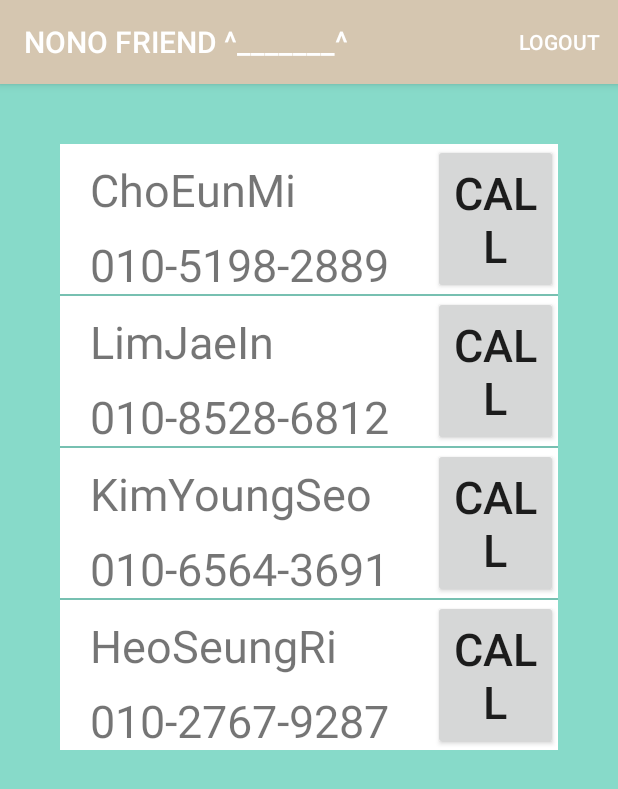
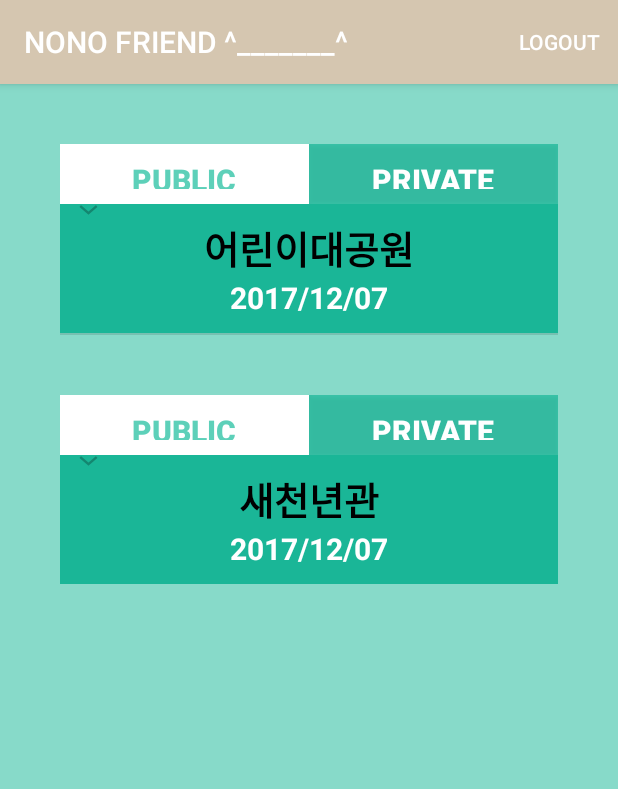
Before and after one commit to limjaein/NNFriends, an Android app: the FriendActivity screen opened directly, with no data from a screen before it, on a phone screen of 412 x 824 dp. Shown: the top 789 px of the screen. Run offline under Robolectric (Android 15) with nearby library versions, the phone set to English and light mode, and no system bars; Roboto replaces fonts that are not available here.

Commit message:
friend 탭 구성

```diff
--- a/app/src/main/java/com/android/project/nnfriends_/CallAdapter.java
+++ /dev/null
@@ -1,86 +0,0 @@
-package com.android.project.nnfriends_;
-
-import android.app.Activity;
-import android.content.Context;
-import android.content.Intent;
-import android.content.pm.PackageManager;
-import android.net.Uri;
-import android.support.v4.app.ActivityCompat;
-import android.view.LayoutInflater;
-import android.view.View;
-import android.view.ViewGroup;
-import android.widget.BaseAdapter;
-import android.widget.Button;
-import android.widget.TextView;
-
-import com.android.project.nnfriends_.Classes.Call;
-
-import java.util.ArrayList;
-
-/**
- * Created by 조은미 on 2017-11-03.
- */
-
-public class CallAdapter extends BaseAdapter {
-
-    private ArrayList<Call> mCall = new ArrayList<>();
-    private Activity activity;
-
-    public CallAdapter(Activity activity, ArrayList<Call> mCall) {
-        this.activity = activity;
-        this.mCall = mCall;
-    }
-
-    @Override
-    public int getCount() {
-        return mCall.size();
-    }
-
-    @Override
-    public Call getItem(int i) {
-        return mCall.get(i);
-    }
-
-    @Override
-    public long getItemId(int i) {
-        return 0;
-    }
-
-    @Override
-    public View getView(int i, final View convertView, ViewGroup viewGroup) {
-        final Context context = viewGroup.getContext();
-        View view = convertView;
-        if (view == null) {
-            LayoutInflater inflater = (LayoutInflater) context.getSystemService(Context.LAYOUT_INFLATER_SERVICE);
-            view = inflater.inflate(R.layout.call_listview, null);
-        }
-
-        final Call call = mCall.get(i);
-
-        TextView nameView = (TextView) view.findViewById(R.id.NameView);
-        TextView phoneView = (TextView) view.findViewById(R.id.PhoneView);
-        Button callBtn = (Button) view.findViewById(R.id.CallBtn);
-
-        nameView.setText(call.getName());
-        phoneView.setText(call.getPhoneNum());
-        callBtn.setOnClickListener(new View.OnClickListener() {
-            @Override
-            public void onClick(View view) {
-                Intent intent = new Intent(Intent.ACTION_CALL, Uri.parse("tel:" + call.getPhoneNum()));
-                if (ActivityCompat.checkSelfPermission(activity, android.Manifest.permission.CALL_PHONE) != PackageManager.PERMISSION_GRANTED) {
-                    // TODO: Consider calling
-                    //    ActivityCompat#requestPermissions
-                    // here to request the missing permissions, and then overriding
-                    //   public void onRequestPermissionsResult(int requestCode, String[] permissions,
-                    //                                          int[] grantResults)
-                    // to handle the case where the user grants the permission. See the documentation
-                    // for ActivityCompat#requestPermissions for more details.
-                    return;
-                }
-                context.startActivity(intent);
-            }
-        });
-
-        return view;
-    }
-}
--- /dev/null
+++ b/app/src/main/java/com/android/project/nnfriends_/Classes/CallGroup.java
@@ -0,0 +1,43 @@
+package com.android.project.nnfriends_.Classes;
+
+import java.util.ArrayList;
+
+/**
+ * Created by jaein on 2017-12-07.
+ */
+
+public class CallGroup {
+    private ArrayList<Call> child;
+    private String Position;
+    private boolean publicCheck;
+    //public -> true, private -> false
+
+    CallGroup(){
+
+    }
+    public CallGroup(String Pos){
+        Position = Pos;
+        child = new ArrayList<>();
+        publicCheck = false;
+    }
+
+    public void setChild(ArrayList<Call> child) {
+        this.child = child;
+    }
+    public ArrayList<Call> getChild() {
+        return child;
+    }
+    public String getPosition() {
+        return Position;
+    }
+    public void setPosition(String position) {
+        Position = position;
+    }
+
+    public void setPublicCheck(boolean publicCheck) {
+        this.publicCheck = publicCheck;
+    }
+    public boolean isPublicCheck() {
+        return publicCheck;
+    }
+}
--- a/app/src/main/java/com/android/project/nnfriends_/Classes/Group.java
+++ b/app/src/main/java/com/android/project/nnfriends_/Classes/Group.java
@@ -19,11 +19,9 @@ public class Group {
     public String getKey() {
         return key;
     }
-
     public void setKey(String key) {
         this.key = key;
     }
-
     public String getRoomkey(){
         return Roomkey;
     }
@@ -36,4 +34,6 @@ public class Group {
     public void setMatchNum(String matchNum){
         this.matchNum = matchNum;
     }
+
+
 }
--- /dev/null
+++ b/app/src/main/java/com/android/project/nnfriends_/ExpandAdapter.java
@@ -0,0 +1,191 @@
+package com.android.project.nnfriends_;
+
+import android.content.Context;
+import android.content.Intent;
+import android.content.pm.PackageManager;
+import android.graphics.Color;
+import android.net.Uri;
+import android.support.v4.app.ActivityCompat;
+import android.view.LayoutInflater;
+import android.view.View;
+import android.view.ViewGroup;
+import android.widget.BaseExpandableListAdapter;
+import android.widget.Button;
+import android.widget.TextView;
+
+import com.android.project.nnfriends_.Classes.Call;
+import com.android.project.nnfriends_.Classes.CallGroup;
+
+import java.util.ArrayList;
+
+/**
+ * Created by jaein on 2017-12-07.
+ */
+
+public class ExpandAdapter extends BaseExpandableListAdapter {
+    private Context context;
+    private int groupLayout = 0;
+    private int chlidLayout = 0;
+    private ArrayList<CallGroup> DataList;
+    private LayoutInflater myinf = null;
+
+    public ExpandAdapter(Context context,int groupLay,int chlidLay,ArrayList<CallGroup> DataList){
+        this.DataList = DataList;
+        this.groupLayout = groupLay;
+        this.chlidLayout = chlidLay;
+        this.context = context;
+        this.myinf = (LayoutInflater)(this.context).getSystemService(Context.LAYOUT_INFLATER_SERVICE);
+    }
+
+    @Override
+    public View getGroupView(int groupPosition, boolean isExpanded, View convertView, ViewGroup parent) {
+        // TODO Auto-generated method stub
+        if(convertView == null){
+            convertView = myinf.inflate(this.groupLayout, parent, false);
+        }
+        TextView groupName = (TextView)convertView.findViewById(R.id.groupName);
+        Button publicBtn = (Button)convertView.findViewById(R.id.publicBtn);
+        Button privateBtn = (Button)convertView.findViewById(R.id.privateBtn);
+        //버튼 포커싱 되면 child 안보임
+        publicBtn.setFocusable(false);
+        publicBtn.setFocusableInTouchMode(false);
+        //버튼 포커싱 되면 child 안보임
+        privateBtn.setFocusable(false);
+        privateBtn.setFocusableInTouchMode(false);
+        //버튼 때매 finalㅡㅡ
+        final int groupPos = groupPosition;
+
+        groupName.setText(DataList.get(groupPosition).getPosition());
+
+        //버튼 초기설정대로 바꾸기
+        Boolean check = DataList.get(groupPosition).isPublicCheck();
+        if(check){//public
+            privateBtn.setBackgroundColor(Color.parseColor("#ffffff")); // 하얀색
+            publicBtn.setBackgroundColor(Color.parseColor("#b41abc9c")); // 검은색
+            privateBtn.setTextColor(Color.parseColor("#b41abc9c"));
+            publicBtn.setTextColor(Color.parseColor("#ffffff"));
+        }else{//private
+            publicBtn.setBackgroundColor(Color.parseColor("#ffffff")); // 하얀색
+            privateBtn.setBackgroundColor(Color.parseColor("#b41abc9c")); // 검은색
+            publicBtn.setTextColor(Color.parseColor("#b41abc9c"));
+            privateBtn.setTextColor(Color.parseColor("#ffffff"));
+        }
+
+        //버튼 리스너 부분
+        //오류나서 final 처리ㅡㅡ
+        final View finalConvertView = convertView;
+        publicBtn.setOnClickListener(new View.OnClickListener() {
+            Button privateBtn = (Button) finalConvertView.findViewById(R.id.privateBtn);
+            Button publicBtn = (Button) finalConvertView.findViewById(R.id.publicBtn);
+            @Override
+            public void onClick(View view) {
+                privateBtn.setBackgroundColor(Color.parseColor("#ffffff")); // 하얀색
+                publicBtn.setBackgroundColor(Color.parseColor("#b41abc9c")); // 검은색
+                privateBtn.setTextColor(Color.parseColor("#b41abc9c"));
+                publicBtn.setTextColor(Color.parseColor("#ffffff"));
+                DataList.get(groupPos).setPublicCheck(true);
+            }
+        });
+        privateBtn.setOnClickListener(new View.OnClickListener() {
+            Button privateBtn = (Button) finalConvertView.findViewById(R.id.privateBtn);
+            Button publicBtn = (Button) finalConvertView.findViewById(R.id.publicBtn);
+            @Override
+            public void onClick(View view) {
+                publicBtn.setBackgroundColor(Color.parseColor("#ffffff")); // 하얀색
+                privateBtn.setBackgroundColor(Color.parseColor("#b41abc9c")); // 검은색
+                publicBtn.setTextColor(Color.parseColor("#b41abc9c"));
+                privateBtn.setTextColor(Color.parseColor("#ffffff"));
+                DataList.get(groupPos).setPublicCheck(false);
+            }
+        });
+
+
+        return convertView;
+    }
+
+    @Override
+    public View getChildView(int groupPosition, int childPosition, boolean isLastChild, View convertView, ViewGroup parent) {
+        // TODO Auto-generated method stub
+        if(convertView == null){
+            convertView = myinf.inflate(this.chlidLayout, parent, false);
+        }
+
+        final ArrayList<Call> people = DataList.get(groupPosition).getChild();
+        Button callBtn = (Button) convertView.findViewById(R.id.CallBtn);
+        //버튼 포커싱 되면 child 안보임
+        callBtn.setFocusable(false);
+        callBtn.setFocusableInTouchMode(false);
+        TextView childName = (TextView)convertView.findViewById(R.id.ChildNameView);
+        TextView childPhone = (TextView)convertView.findViewById(R.id.ChildPhoneView);
+        childName.setText(people.get(childPosition).getName());
+        childPhone.setText(people.get(childPosition).getPhoneNum());
+
+        callBtn.setOnClickListener(new View.OnClickListener() {
+            @Override
+            public void onClick(View view) {
+                //childposition 0으로일단
+                Intent intent = new Intent(Intent.ACTION_CALL, Uri.parse("tel:" + people.get(0).getPhoneNum()));
+                if (ActivityCompat.checkSelfPermission(context, android.Manifest.permission.CALL_PHONE) != PackageManager.PERMISSION_GRANTED) {
+                    // TODO: Consider calling
+                    //    ActivityCompat#requestPermissions
+                    // here to request the missing permissions, and then overriding
+                    //   public void onRequestPermissionsResult(int requestCode, String[] permissions,
+                    //                                          int[] grantResults)
+                    // to handle the case where the user grants the permission. See the documentation
+                    // for ActivityCompat#requestPermissions for more details.
+                    return;
+                }
+                context.startActivity(intent);
+            }
+        });
+
+        return convertView;
+    }
+    @Override
+    public boolean hasStableIds() {
+        // TODO Auto-generated method stub
+        return true;
+    }
+
+    @Override
+    public boolean isChildSelectable(int groupPosition, int childPosition) {
+        // TODO Auto-generated method stub
+        return true;
+    }
+    @Override
+    public Object getChild(int groupPosition, int childPosition) {
+        // TODO Auto-generated method stub
+        return DataList.get(groupPosition).getChild().get(childPosition);
+    }
+
+    @Override
+    public long getChildId(int groupPosition, int childPosition) {
+        // TODO Auto-generated method stub
+        return childPosition;
+    }
+
+    @Override
+    public int getChildrenCount(int groupPosition) {
+        // TODO Auto-generated method stub
+        return DataList.get(groupPosition).getChild().size();
+    }
+
+    @Override
+    public CallGroup getGroup(int groupPosition) {
+        // TODO Auto-generated method stub
+        return DataList.get(groupPosition);
+    }
+
+    @Override
+    public int getGroupCount() {
+        // TODO Auto-generated method stub
+        return DataList.size();
+    }
+
+    @Override
+    public long getGroupId(int groupPosition) {
+        // TODO Auto-generated method stub
+        return groupPosition;
+    }
+
+}
--- a/app/src/main/java/com/android/project/nnfriends_/FriendActivity.java
+++ b/app/src/main/java/com/android/project/nnfriends_/FriendActivity.java
@@ -1,31 +1,59 @@
 package com.android.project.nnfriends_;
 
 import android.os.Bundle;
-import android.widget.ListView;
+import android.view.Display;
+import android.widget.ExpandableListView;
 
 import com.android.project.nnfriends_.Classes.Call;
+import com.android.project.nnfriends_.Classes.CallGroup;
 
 import java.util.ArrayList;
 
 public class FriendActivity extends MyActivity {
-
-    ArrayList<Call> calls = new ArrayList<>();
-    ListView callList;
+    private ExpandableListView exlistView;
 
     @Override
     protected void onCreate(Bundle savedInstanceState) {
         super.onCreate(savedInstanceState);
         setContentView(R.layout.activity_friend);
 
-        callList = (ListView)findViewById(R.id.callList);
-
-        calls.add(new Call("ChoEunMi","010-5198-2889"));
-        calls.add(new Call("LimJaeIn","010-8528-6812"));
-        calls.add(new Call("KimYoungSeo","010-6564-3691"));
-        calls.add(new Call("HeoSeungRi","010-2767-9287"));
-
-        CallAdapter mCallAdapter = new CallAdapter(FriendActivity.this, calls);
-        callList.setAdapter(mCallAdapter);
+        init();
     }
 
+    private void init() {
+        Display newDisplay = getWindowManager().getDefaultDisplay();
+        int width = newDisplay.getWidth();
+
+        ArrayList<CallGroup> DataList = new ArrayList<>();
+        exlistView = (ExpandableListView)findViewById(R.id.callList);
+
+        CallGroup cg = new CallGroup("어린이대공원");
+
+        ArrayList<Call> people = new ArrayList<>();
+        people.add(new Call("JaeIn","01085286812"));
+        people.add(new Call("EunMi","01051982889"));
+
+        cg.setChild(people);
+
+        CallGroup cg2 = new CallGroup("새천년관");
+
+        ArrayList<Call> people2 = new ArrayList<>();
+        people2.add(new Call("SeoungRi","01085286812"));
+        people2.add(new Call("YoungSeo","01051982889"));
+
+        cg2.setChild(people2);
+
+        DataList.add(cg);
+        DataList.add(cg2);
+
+        ExpandAdapter adapter = new ExpandAdapter(getApplicationContext(),R.layout.call_grouplist,R.layout.call_childlist, DataList);
+        //exlistView.setIndicatorBounds(width-50, width); //이 코드를 지우면 화살표 위치가 바뀐다.
+        exlistView.setAdapter(adapter);
+        //강제펼침
+//        for(int i=0; i<adapter.getGroupCount();i++){
+//            exlistView.expandGroup(i);
+//        }
+    }
+
+
 }
--- a/app/src/main/res/layout/activity_friend.xml
+++ b/app/src/main/res/layout/activity_friend.xml
@@ -5,11 +5,13 @@
     android:layout_width="match_parent"
     android:layout_height="match_parent"
     android:background="@color/menu2"
-    android:padding="40sp"
     tools:context="com.android.project.nnfriends_.FriendActivity">
-    <ListView
+    <ExpandableListView
         android:id="@+id/callList"
+        android:paddingLeft="40dp"
+        android:paddingRight="40dp"
         android:layout_width="match_parent"
-        android:layout_height="wrap_content">
-    </ListView>
+        android:layout_height="wrap_content"
+        android:indicatorLeft="?android:attr/expandableListPreferredItemIndicatorLeft">
+    </ExpandableListView>
 </LinearLayout>
--- /dev/null
+++ b/app/src/main/res/layout/call_childlist.xml
@@ -0,0 +1,52 @@
+<?xml version="1.0" encoding="utf-8"?>
+<LinearLayout xmlns:android="http://schemas.android.com/apk/res/android"
+              android:orientation="vertical"
+              android:layout_width="match_parent"
+              android:layout_height="match_parent">
+
+    <LinearLayout
+        android:layout_width="match_parent"
+        android:layout_height="90sp"
+        android:background="@color/menu4"
+        android:orientation="horizontal">
+
+        <LinearLayout
+            android:layout_width="0sp"
+            android:layout_height="match_parent"
+            android:layout_weight="3"
+            android:orientation="vertical">
+
+            <TextView
+                android:id="@+id/ChildNameView"
+                android:layout_width="match_parent"
+                android:layout_height="wrap_content"
+                android:paddingLeft="20sp"
+                android:paddingTop="10sp"
+                android:text="JAIN"
+                android:textColor="@android:color/black"
+                android:textSize="30sp" />
+
+            <TextView
+                android:id="@+id/ChildPhoneView"
+                android:layout_width="match_parent"
+                android:layout_height="wrap_content"
+                android:paddingLeft="20sp"
+                android:textColor="@android:color/black"
+                android:text="010-8528-6812"
+                android:textSize="25sp" />
+
+        </LinearLayout>
+
+        <Button
+            android:id="@+id/CallBtn"
+            android:layout_width="0sp"
+            android:layout_height="match_parent"
+            android:layout_weight="1"
+            android:background="@drawable/callbtn"
+            android:textColor="@android:color/black"
+            android:textSize="30sp">
+
+        </Button>
+    </LinearLayout>
+
+</LinearLayout>
--- /dev/null
+++ b/app/src/main/res/layout/call_grouplist.xml
@@ -0,0 +1,69 @@
+<?xml version="1.0" encoding="utf-8"?>
+<LinearLayout
+    xmlns:android="http://schemas.android.com/apk/res/android"
+    android:orientation="vertical"
+    android:layout_width="match_parent"
+    android:layout_height="match_parent">
+
+    <TextView
+        android:layout_width="match_parent"
+        android:layout_height="40dp" />
+
+    <LinearLayout
+        android:layout_width="match_parent"
+        android:layout_height="wrap_content"
+        android:orientation="horizontal">
+        <Button
+            android:id="@+id/publicBtn"
+            android:layout_width="0dp"
+            android:layout_height="40dp"
+            android:layout_weight="1"
+            android:textSize="20sp"
+            android:padding="15px"
+            android:textAlignment="center"
+            android:textStyle="bold"
+            android:textColor="@color/menu3"
+            android:background="@android:color/transparent"
+            android:text="public"/>
+        <Button
+            android:id="@+id/privateBtn"
+            android:layout_width="0dp"
+            android:layout_height="40sp"
+            android:layout_weight="1"
+            android:textSize="20sp"
+            android:textAlignment="center"
+            android:padding="15px"
+            android:textColor="@color/menu3"
+            android:background="@android:color/transparent"
+            android:textStyle="bold"
+            android:text="private"/>
+    </LinearLayout>
+
+    <LinearLayout
+        android:layout_width="match_parent"
+        android:layout_height="wrap_content"
+        android:padding="15px"
+        android:background="@color/menu4"
+        android:orientation="vertical">
+        <TextView
+            android:id="@+id/groupName"
+            android:layout_width="match_parent"
+            android:layout_height="wrap_content"
+            android:textSize="25sp"
+            android:textAlignment="center"
+            android:textStyle="bold"
+            android:text="Children's Park"
+            android:textColor="@android:color/black"/>
+        <TextView
+            android:id="@+id/groupTime"
+            android:layout_width="match_parent"
+            android:layout_height="wrap_content"
+            android:textSize="20sp"
+            android:textStyle="bold"
+            android:textAlignment="center"
+            android:textColor="@android:color/white"
+            android:text="2017/12/07"/>
+    </LinearLayout>
+
+
+</LinearLayout>
--- a/app/src/main/res/layout/call_listview.xml
+++ /dev/null
@@ -1,48 +0,0 @@
-<?xml version="1.0" encoding="utf-8"?>
-<LinearLayout xmlns:android="http://schemas.android.com/apk/res/android"
-              android:orientation="vertical"
-              android:layout_width="match_parent"
-              android:layout_height="match_parent">
-    <LinearLayout
-        android:orientation="horizontal"
-        android:layout_width="match_parent"
-        android:background="@color/colorWhite"
-        android:layout_height="100sp">
-        <LinearLayout
-            android:orientation="vertical"
-            android:layout_width="0sp"
-            android:layout_height="match_parent"
-            android:layout_weight = "3">
-            <TextView
-                android:id="@+id/NameView"
-                android:layout_width="match_parent"
-                android:layout_height="0sp"
-                android:layout_weight = "1"
-                android:paddingLeft = "20sp"
-                android:paddingTop = "10sp"
-                android:text="JOIN"
-                android:textSize ="30sp"
-                />
-            <TextView
-                android:id="@+id/PhoneView"
-                android:layout_width="match_parent"
-                android:layout_height="0sp"
-                android:layout_weight = "1"
-                android:paddingLeft = "20sp"
-                android:paddingTop = "10sp"
-                android:text="JOIN"
-                android:textSize ="30sp"/>
-
-        </LinearLayout>
-        <Button
-            android:id="@+id/CallBtn"
-            android:layout_width="0sp"
-            android:layout_height="match_parent"
-            android:layout_weight = "1"
-            android:text="CALL"
-            android:textSize ="30sp">
-
-        </Button>
-    </LinearLayout>
-
-</LinearLayout>
```
Also changed, not shown: app/src/main/res/drawable/callbtn.png (added).
